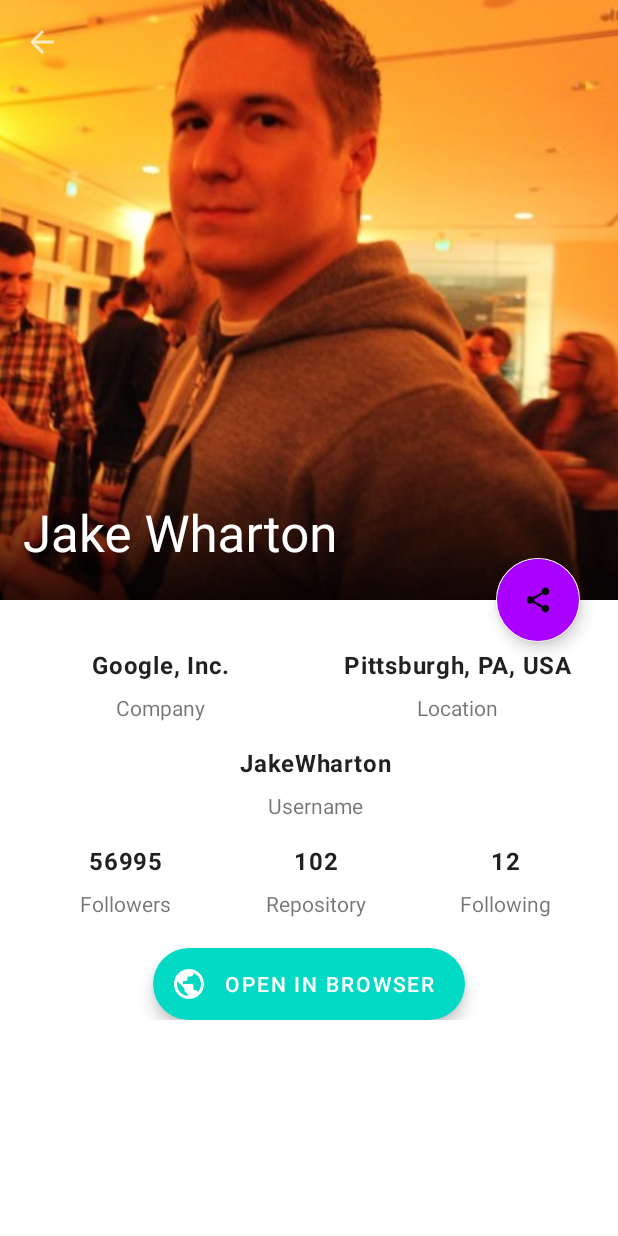
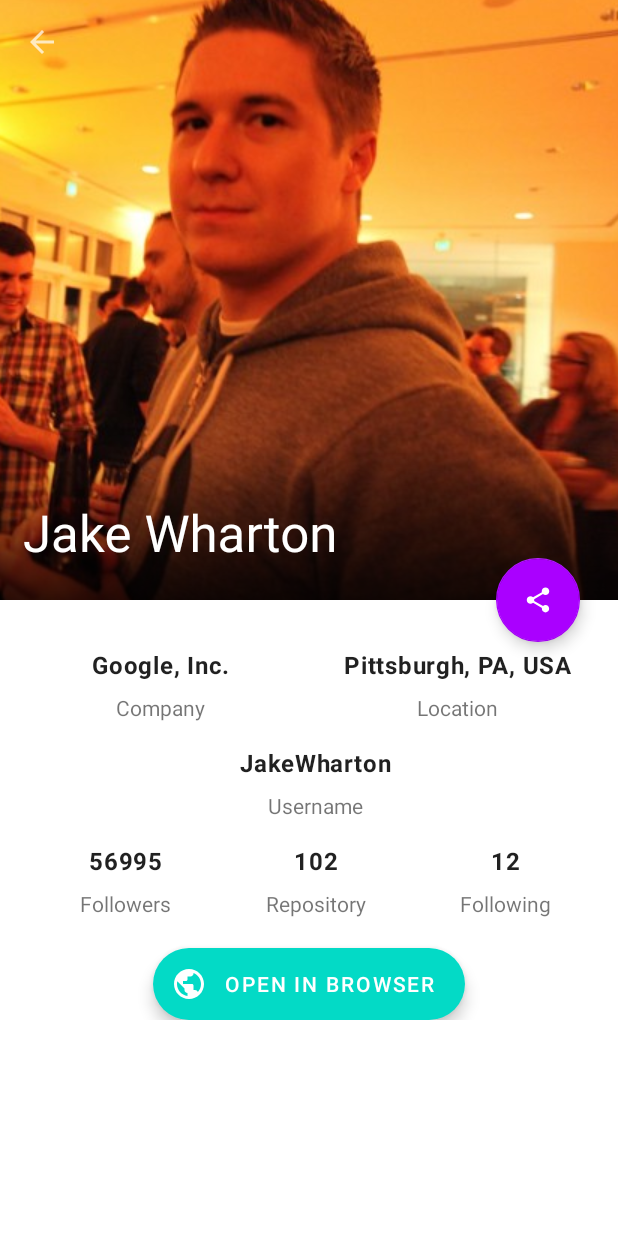
Before and after one commit to erikrios/github-user-app, an Android app: the screen it shows after launch (DetailsActivity), after a tap on "Jake Wharton", on a phone screen of 412 x 824 dp. Run offline under Robolectric (Android 15) with nearby library versions, the phone set to English and light mode, and no system bars; Roboto replaces fonts that are not available here.

Commit message:
Change the icon color

```diff
--- a/app/src/main/res/layout/activity_details.xml
+++ b/app/src/main/res/layout/activity_details.xml
@@ -232,9 +232,10 @@
         android:backgroundTint="@color/purple_200"
         android:contentDescription="@string/share_button"
         android:src="@drawable/ic_baseline_share_24"
-        app:backgroundTint="@android:color/white"
+        app:backgroundTint="@color/purple_200"
         app:layout_anchor="@id/app_bar_layout"
         app:layout_anchorGravity="bottom|end|right"
-        app:maxImageSize="20dp" />
+        app:maxImageSize="20dp"
+        app:tint="@android:color/white" />
 
 </androidx.coordinatorlayout.widget.CoordinatorLayout>
```
